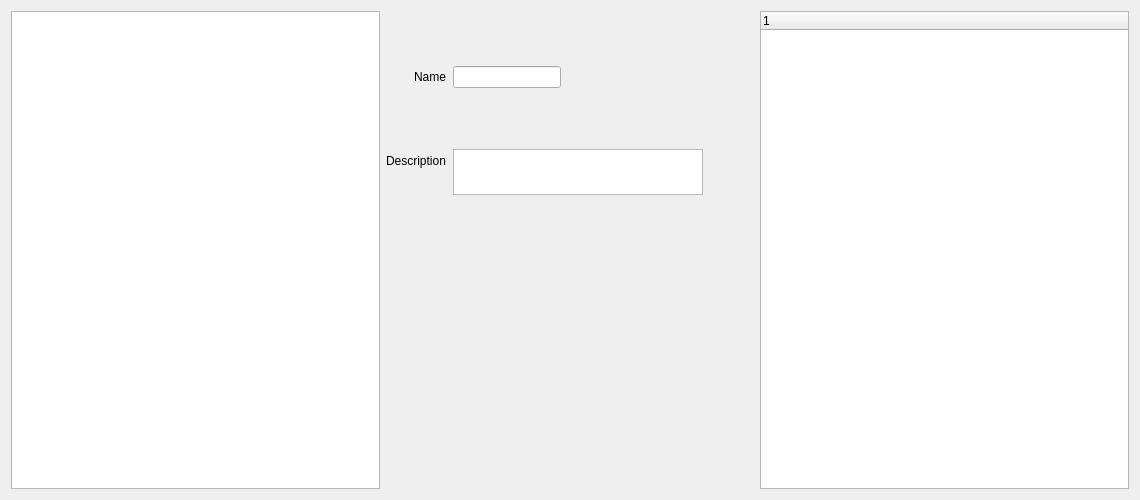
Old version of the form dsvedit/generic_editor.ui in the repository LagoLunatic/DSVEdit.
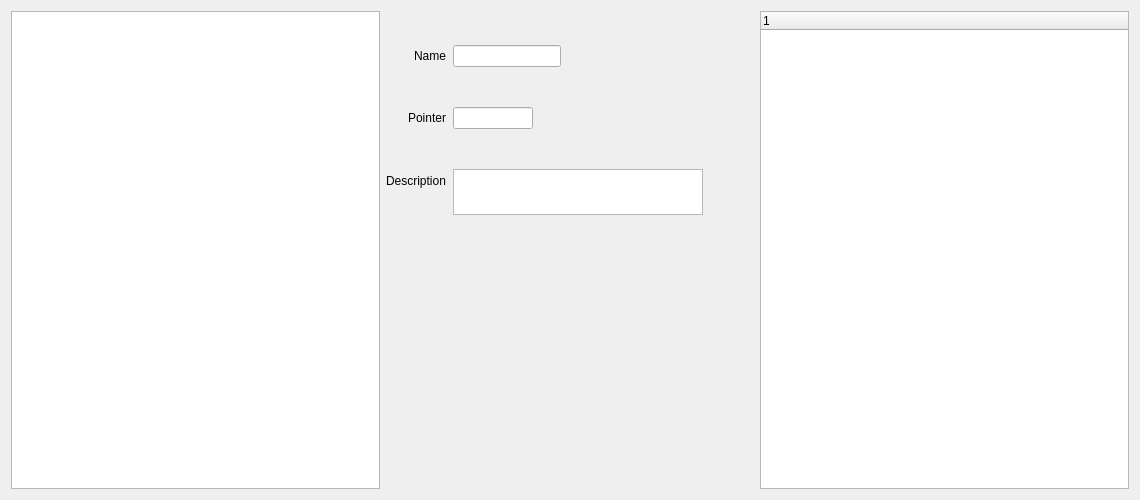
New version of the form.

Commit message: Enemy/item editors: Display ram pointer in UI

Patch:
```diff
--- a/dsvedit/generic_editor.ui
+++ b/dsvedit/generic_editor.ui
@@ -55,14 +55,14 @@
            </property>
           </widget>
          </item>
-         <item row="1" column="0">
+         <item row="2" column="0">
           <widget class="QLabel" name="label_10">
            <property name="text">
             <string>Description</string>
            </property>
           </widget>
          </item>
-         <item row="1" column="1">
+         <item row="2" column="1">
           <widget class="QPlainTextEdit" name="item_desc">
            <property name="minimumSize">
             <size>
@@ -81,6 +81,23 @@
            </property>
           </widget>
          </item>
+         <item row="1" column="0">
+          <widget class="QLabel" name="label_2">
+           <property name="text">
+            <string>Pointer</string>
+           </property>
+          </widget>
+         </item>
+         <item row="1" column="1">
+          <widget class="QLineEdit" name="item_pointer">
+           <property name="maximumSize">
+            <size>
+             <width>80</width>
+             <height>16777215</height>
+            </size>
+           </property>
+          </widget>
+         </item>
         </layout>
        </item>
        <item>
```
The commit also changes 3 other files.
